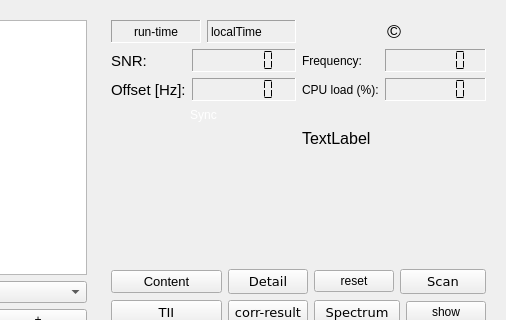
Qt form forms/dabradio.ui (JvanKatwijk/qt-dab) before a commit; both pictures show x 136 to 642 and y 0 to 320 of the 642 by 407 pixel window.
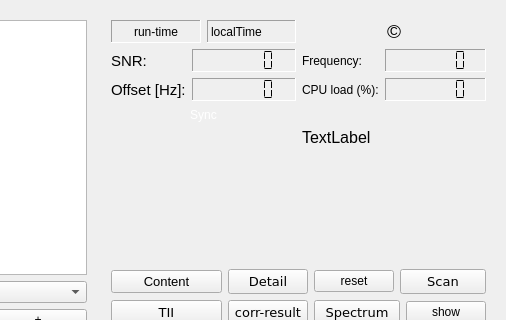
The same form after that commit. Custom widgets are drawn as their Qt base class.

```diff
--- a/forms/dabradio.ui
+++ b/forms/dabradio.ui
@@ -494,7 +494,7 @@
             <property name="font">
              <font>
               <family>DejaVu Sans</family>
-              <pointsize>13</pointsize>
+              <pointsize>12</pointsize>
               <weight>50</weight>
               <italic>false</italic>
               <bold>false</bold>
```
Left out of the diff: 43 changed lines with no effect on the pictures.
